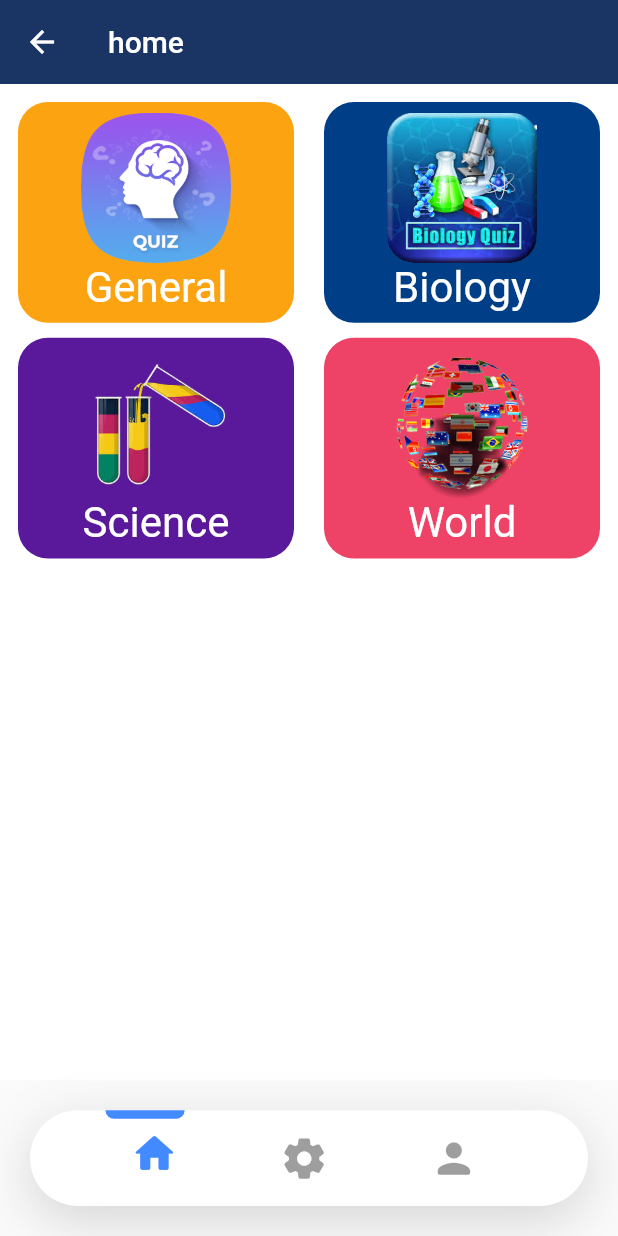
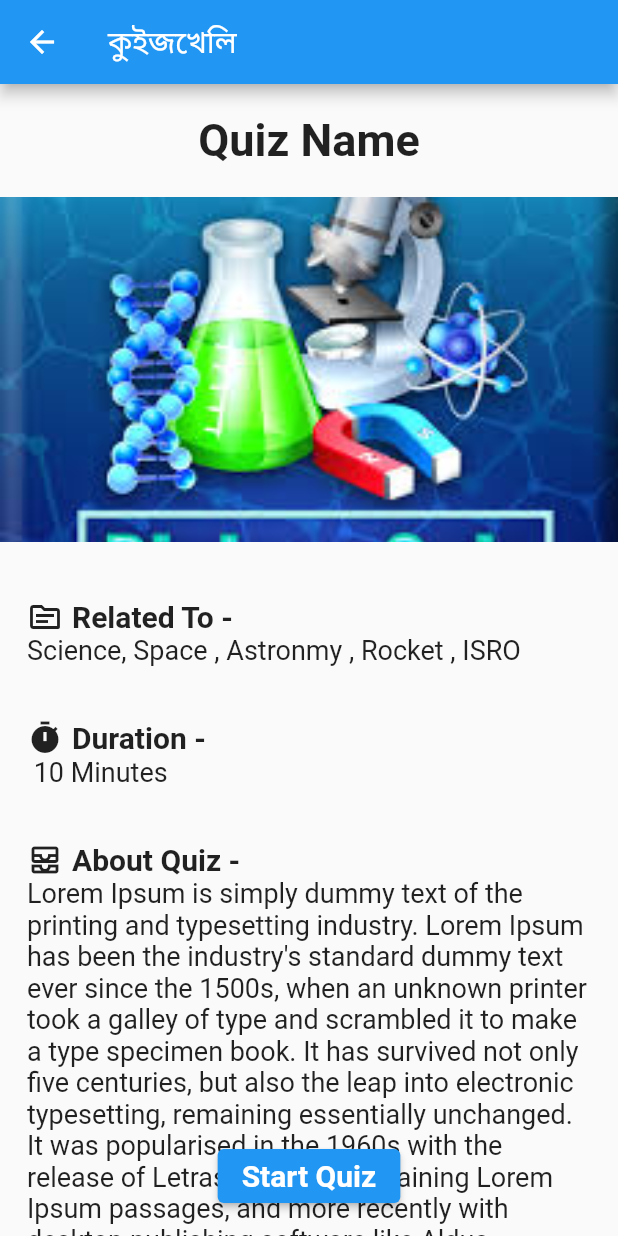
Before and after one commit to ISRAFIL-HOSSAIN/Flutter_quiz_apps, a Flutter app: the HomeScreen screen opened by its route, after a tap on "General", on a phone screen of 412 x 824 dp. Run offline on Flutter 3.47's test engine with Material 2 defaults, Android fonts, the phone set to English and light mode, and no system bars; our stand-ins replace firebase_auth, firebase_core, google_fonts, google_sign_in; accounts and stored records are empty.

Commit message:
Introduction quizintro page add

```diff
--- a/lib/main.dart
+++ b/lib/main.dart
@@ -1,5 +1,6 @@
 import 'package:firebase_core/firebase_core.dart';
 import 'package:flutter/material.dart';
+import 'package:quiz_apps/screen/quiz/quizintro.dart';
 import './screen/page.dart';
 
 Future<void> main() async {
@@ -17,7 +18,7 @@ class MyApp extends StatelessWidget {
     return MaterialApp(
       debugShowCheckedModeBanner: false,
       initialRoute: 'Splash_Screen',
-      routes: {
+       routes: {
         'Splash_Screen': (context) => const SplashScreen(),
         'welcome_screen': (context) => WelcomeScreen(),
         'signup_screen': (context) => SignupPage(),
@@ -26,7 +27,8 @@ class MyApp extends StatelessWidget {
         'homepage': (context) => const HomeScreen(),
         'setting_page': (context) => const SettingPage(),
         'profile_page': (context) => const ProfilePage(),
-      },
+        'QuizIntro' : (context) => const QuizIntro(),
+       },
     );
   }
 }
--- a/lib/screen/home/HomeScreen.dart
+++ b/lib/screen/home/HomeScreen.dart
@@ -33,7 +33,7 @@ class HomeScreen extends StatelessWidget {
                   children: [
                     InkWell(
                       onTap: () {
-                        Navigator.pushNamed(context, 'home_screen');
+                        Navigator.pushNamed(context, 'QuizIntro');
                       },
                       child: Container(
                         decoration: BoxDecoration(
@@ -69,7 +69,7 @@ class HomeScreen extends StatelessWidget {
                     ),
                     InkWell(
                       onTap: () {
-                        Navigator.pushNamed(context, 'home_screen');
+                        Navigator.pushNamed(context, 'QuizIntro');
                       },
                       child: Container(
                         decoration: BoxDecoration(
@@ -105,7 +105,7 @@ class HomeScreen extends StatelessWidget {
                     ),
                     InkWell(
                       onTap: () {
-                        Navigator.pushNamed(context, 'home_screen');
+                        Navigator.pushNamed(context, 'QuizIntro');
                       },
                       child: Container(
                         decoration: BoxDecoration(
@@ -141,7 +141,7 @@ class HomeScreen extends StatelessWidget {
                     ),
                     InkWell(
                       onTap: () {
-                        Navigator.pushNamed(context, 'home_screen');
+                        Navigator.pushNamed(context, 'QuizIntro');
                       },
                       child: Container(
                         decoration: BoxDecoration(
@@ -177,7 +177,58 @@ class HomeScreen extends StatelessWidget {
                     ),
                   ],
                 ),
-                // Row(),
+                Positioned(
+                  bottom: 140,
+                  child: Container(
+                    height: 100,
+                    width: sizeW * 2.8,
+                    // color: Color.fromRGBO(208, 208, 208, 0.451),
+                    child: Card(
+                      elevation: 5,
+                      color: Color.fromARGB(255, 224, 224, 224),
+                      shape: RoundedRectangleBorder(
+                          borderRadius: BorderRadius.circular(20)),
+                      child: Row(
+                        crossAxisAlignment: CrossAxisAlignment.center,
+                        children: <Widget>[
+                          Padding(
+                            padding: const EdgeInsets.symmetric(horizontal: 12),
+                            child: Column(
+                              mainAxisAlignment: MainAxisAlignment.center,
+                              crossAxisAlignment: CrossAxisAlignment.center,
+                              children: const [
+                                Text('কীভাবে কাজ করবেন ভিডিও ',
+                                    style: TextStyle(
+                                      color: Color.fromARGB(255, 70, 131, 237),
+                                      fontSize: 20,
+                                      fontWeight: FontWeight.bold,
+                                    ),
+                                    textAlign: TextAlign.center),
+                                Text(
+                                    'অ্যাপ সম্পর্কে বিস্তারিত সব তথ্য পাবেন ভিডিওতে ',
+                                    style: TextStyle(
+                                      color: Color.fromARGB(255, 123, 122, 122),
+                                      fontSize: 14,
+                                      fontWeight: FontWeight.w600,
+                                    ),
+                                    textAlign: TextAlign.center),
+                              ],
+                            ),
+                          ),
+                          SizedBox(
+                            height: 60,
+                            width: 60,
+                            child: Image.asset(
+                              'assets/images/biology.png',
+                              fit: BoxFit.cover,
+                              alignment: Alignment.centerRight,
+                            ),
+                          ),
+                        ],
+                      ),
+                    ),
+                  ),
+                ),
               ],
             ),
           ),
--- /dev/null
+++ b/lib/screen/quiz/quizintro.dart
@@ -0,0 +1,150 @@
+import 'package:flutter/material.dart';
+
+class QuizIntro extends StatelessWidget {
+  const QuizIntro({Key? key}) : super(key: key);
+
+  @override
+  Widget build(BuildContext context) {
+    var sizeW = MediaQuery.of(context).size.width;
+    return Scaffold(
+      floatingActionButtonLocation: FloatingActionButtonLocation.centerFloat,
+      floatingActionButton: ElevatedButton(
+        child: const Text(
+          "Start Quiz",
+          style: TextStyle(
+            fontSize: 20,
+            fontWeight: FontWeight.bold,
+          ),
+        ),
+        onPressed: () {},
+      ),
+      appBar: AppBar(
+        title: Text("কুইজখেলি"),
+      ),
+      body: SingleChildScrollView(
+        child: Container(
+          padding: EdgeInsets.only(bottom: 40),
+          child: Column(
+            crossAxisAlignment: CrossAxisAlignment.start,
+            children: [
+              Container(
+                width: sizeW,
+                padding: EdgeInsets.all(20),
+                child: Column(
+                  crossAxisAlignment: CrossAxisAlignment.center,
+                  mainAxisAlignment: MainAxisAlignment.center,
+                  children: const [
+                    Text(
+                      "Quiz Name",
+                      textAlign: TextAlign.center,
+                      style: TextStyle(
+                        fontSize: 30,
+                        fontWeight: FontWeight.w600,
+                      ),
+                    )
+                  ],
+                ),
+              ),
+              Image.asset(
+                'assets/images/biology.png',
+                fit: BoxFit.cover,
+                height: 230,
+                width: sizeW,
+              ),
+              const SizedBox(
+                height: 20,
+              ),
+              Container(
+                padding: const EdgeInsets.all(18),
+                child: Column(
+                    crossAxisAlignment: CrossAxisAlignment.start,
+                    children: [
+                      Row(
+                        children: const [
+                          Icon(Icons.topic_outlined),
+                          SizedBox(
+                            width: 6,
+                          ),
+                          Text(
+                            "Related To -",
+                            style: TextStyle(
+                              fontSize: 20,
+                              fontWeight: FontWeight.bold,
+                            ),
+                          ),
+                        ],
+                      ),
+                      const Text(
+                        "Science, Space , Astronmy , Rocket , ISRO ",
+                        style: TextStyle(
+                          fontSize: 18,
+                          fontWeight: FontWeight.w400,
+                        ),
+                      )
+                    ]),
+              ),
+              Container(
+                padding: const EdgeInsets.all(18),
+                child: Column(
+                    crossAxisAlignment: CrossAxisAlignment.start,
+                    children: [
+                      Row(
+                        children: const [
+                          Icon(Icons.timer),
+                          SizedBox(
+                            width: 6,
+                          ),
+                          Text(
+                            "Duration -",
+                            style: TextStyle(
+                              fontSize: 20,
+                              fontWeight: FontWeight.bold,
+                            ),
+                          ),
+                        ],
+                      ),
+                      const Text(
+                        " 10 Minutes  ",
+                        style: TextStyle(
+                          fontSize: 18,
+                          fontWeight: FontWeight.w400,
+                        ),
+                      )
+                    ]),
+              ),
+              Container(
+                padding: const EdgeInsets.all(18),
+                child: Column(
+                    crossAxisAlignment: CrossAxisAlignment.start,
+                    children: [
+                      Row(
+                        children: const [
+                          Icon(Icons.all_inbox_outlined),
+                          SizedBox(
+                            width: 6,
+                          ),
+                          Text(
+                            "About Quiz -",
+                            style: TextStyle(
+                              fontSize: 20,
+                              fontWeight: FontWeight.bold,
+                            ),
+                          ),
+                        ],
+                      ),
+                      const Text(
+                        "Lorem Ipsum is simply dummy text of the printing and typesetting industry. Lorem Ipsum has been the industry's standard dummy text ever since the 1500s, when an unknown printer took a galley of type and scrambled it to make a type specimen book. It has survived not only five centuries, but also the leap into electronic typesetting, remaining essentially unchanged. It was popularised in the 1960s with the release of Letraset sheets containing Lorem Ipsum passages, and more recently with desktop publishing software like Aldus PageMaker including versions of Lorem Ipsum.",
+                        style: TextStyle(
+                          fontSize: 18,
+                          fontWeight: FontWeight.w400,
+                        ),
+                      )
+                    ]),
+              ),
+            ],
+          ),
+        ),
+      ),
+    );
+  }
+}
--- a/lib/screen/splashScreen.dart
+++ b/lib/screen/splashScreen.dart
@@ -80,7 +80,7 @@ class _SplashScreenState extends State<SplashScreen>
                 duration: const Duration(milliseconds: 2000),
                 opacity: _textOpacity,
                 child: Text(
-                  'PUTISHALA',
+                  'কুইজখেলি',
                   style: TextStyle(
                     color: Colors.white,
                     fontWeight: FontWeight.bold,
--- a/lib/screen/welcome.dart
+++ b/lib/screen/welcome.dart
@@ -94,7 +94,7 @@ class _WelcomeScreenState extends State<WelcomeScreen> {
     return RichText(
         textAlign: TextAlign.center,
         text: TextSpan(
-            text: 'P',
+            text: 'কু',
             style: GoogleFonts.portLligatSans(
               textStyle: Theme.of(context).textTheme.headline1,
               fontSize: 60,
@@ -103,19 +103,14 @@ class _WelcomeScreenState extends State<WelcomeScreen> {
             ),
             children: const [
               TextSpan(
-                text: 'uti',
+                text: 'ইজ',
                 style: TextStyle(
                     color: Color.fromARGB(255, 66, 30, 30), fontSize: 35),
               ),
               TextSpan(
-                text: 'sha',
+                text: 'খেলি',
                 style: TextStyle(
                     color: Color.fromARGB(255, 227, 247, 246), fontSize: 35),
-              ),
-              TextSpan(
-                text: 'la',
-                style: TextStyle(
-                    color: Color.fromARGB(255, 56, 123, 238), fontSize: 35),
               ),
             ]));
   }
```
